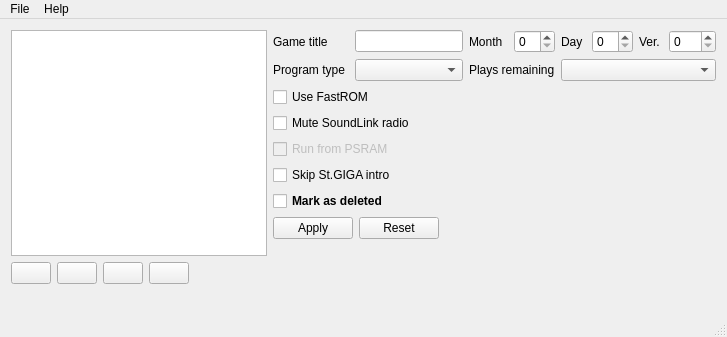
Qt form src/mainwindow.ui (devinacker/BSFlashManager) before a commit.
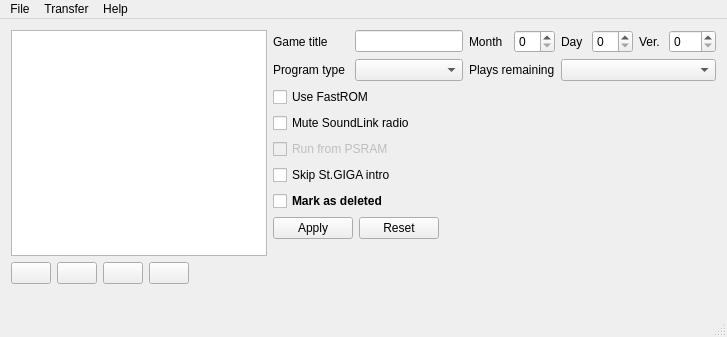
The same form after that commit. Icons and pictures are not drawn.

What changed in the file:
```diff
--- a/src/mainwindow.ui
+++ b/src/mainwindow.ui
@@ -348,7 +348,14 @@
     </property>
     <addaction name="actionAbout"/>
    </widget>
+   <widget class="QMenu" name="menuTransfer">
+    <property name="title">
+     <string>Transfer</string>
+    </property>
+    <addaction name="actionTransferTest"/>
+   </widget>
    <addaction name="menuFile"/>
+   <addaction name="menuTransfer"/>
    <addaction name="menuHelp"/>
   </widget>
   <widget class="QStatusBar" name="statusBar"/>
```
Left out of the diff: 5 changed lines with no effect on the pictures.
